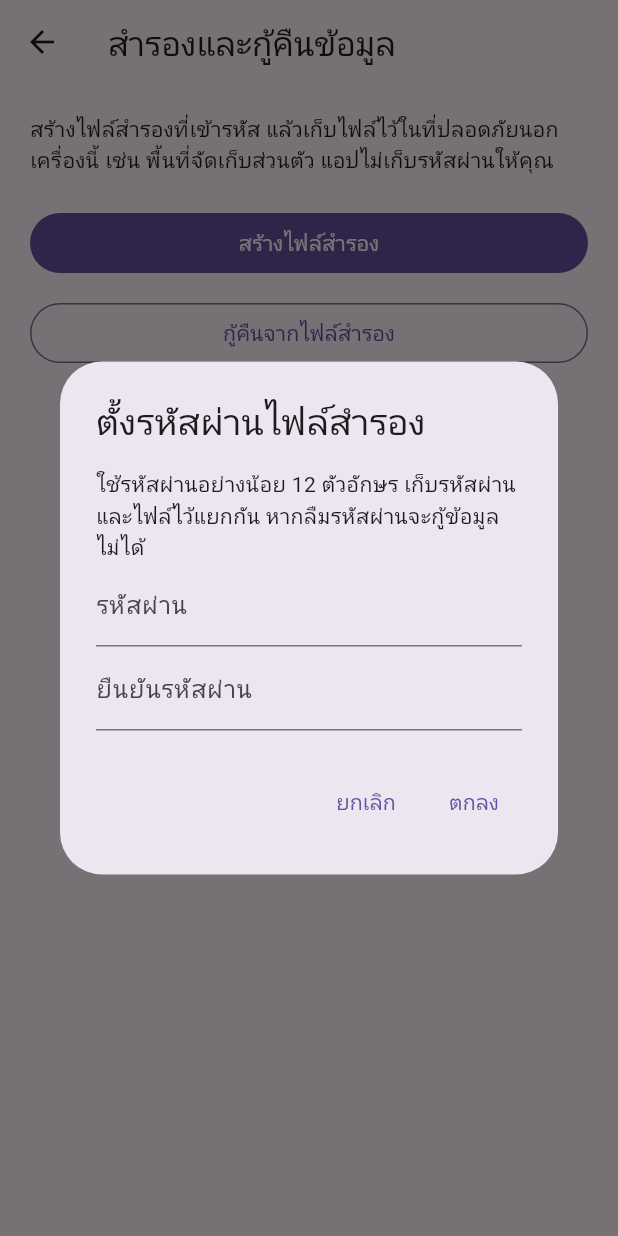
After one commit to peerapol411/ImUnProject, a Flutter app: the BackupPage screen opened directly, after a tap on "สร้างไฟล์สำรอง", on a phone screen of 412 x 824 dp. The commit adds this screen. Run offline on Flutter 3.47's test engine with Material 3 defaults, Android fonts, the light colour scheme and no system bars; our stand-ins replace another_flushbar, file_picker, flutter_secure_storage, font_awesome_flutter, get, pie_chart and 2 more; missing offline and left inert: cryptography; accounts and stored records are empty.

Commit message:
Update mobile builds and protect local data

```diff
--- a/im_un/lib/routes/MenuDailyBreakfast.dart
+++ b/im_un/lib/routes/MenuDailyBreakfast.dart
@@ -2239,7 +2239,6 @@ class _menuDailyBreakfastState extends State<menuDailyBreakfast> {
                   ];
                   var db = ImUnDB(dbName: "ImUnTransaction.db");
                   await db.InsertDataBreakfast(statement);
-                  print(db);
 
                   showDialog<String>(
                     context: context,
--- a/im_un/lib/routes/MenuDailyDinner.dart
+++ b/im_un/lib/routes/MenuDailyDinner.dart
@@ -2276,7 +2276,6 @@ class _menuDailyDinnerState extends State<menuDailyDinner> {
                   ];
                   var db = ImUnDB(dbName: "ImUnTransaction.db");
                   await db.InsertDataDinner(statement);
-                  print(db);
 
                   showDialog<String>(
                     context: context,
--- a/im_un/lib/routes/MenuDailyLunch.dart
+++ b/im_un/lib/routes/MenuDailyLunch.dart
@@ -2293,7 +2293,6 @@ class _menuDailyLunchState extends State<menuDailyLunch> {
                   ];
                   var db = ImUnDB(dbName: "ImUnTransaction.db");
                   await db.InsertDataLunch(statement);
-                  print(db);
 
                   showDialog<String>(
                     context: context,
--- a/im_un/lib/routes/MenuDailyMain.dart
+++ b/im_un/lib/routes/MenuDailyMain.dart
@@ -328,7 +328,6 @@ class _menuDailyMainState extends State<menuDailyMain> {
                                 ];
                                 var db = ImUnDB(dbName: "ImUnTransaction.db");
                                 await db.InsertData(statement);
-                                print(db);
 
                                 showDialog<String>(
                                   context: context,
--- a/im_un/lib/routes/ProteinCal.dart
+++ b/im_un/lib/routes/ProteinCal.dart
@@ -1,5 +1,4 @@
 import 'package:flutter/material.dart';
-import 'package:dropdown_formfield/dropdown_formfield.dart';
 import 'package:flutter/services.dart';
 import 'package:get/get.dart';
 import 'package:intl/intl.dart';
@@ -211,7 +210,6 @@ class _proteinCalScreenState extends State<proteinCalScreen> {
                       FocusScope.of(context).unfocus();
                       if (_formKey.currentState!.validate()) {
                         if (_bloodHemo == "ได้รับการฟอกเลือด") {
-                          print(_result);
                           setState(() {
                             _result = (double.parse(_weight!) * 1.2)
                                 .toStringAsFixed(2);
@@ -222,7 +220,6 @@ class _proteinCalScreenState extends State<proteinCalScreen> {
                           });
                         }
                         if (_bloodHemo == "ไม่ได้รับการฟอกเลือด") {
-                          print(_result);
                           setState(() {
                             _result = ((double.parse(_weight!) * 0.8))
                                 .toStringAsFixed(2);
@@ -231,7 +228,6 @@ class _proteinCalScreenState extends State<proteinCalScreen> {
                             _controller.proteinPerdate.text =
                                 _result2.toString();
                           });
-                          print(_result2);
                         }
                       }
 
@@ -243,7 +239,6 @@ class _proteinCalScreenState extends State<proteinCalScreen> {
 
                         var db = ImUnDB(dbName: "ImUnTransaction.db");
                         await db.InsertDataProtein(statement);
-                        print(db);
                     },
                   ),
                 ),
--- /dev/null
+++ b/im_un/lib/routes/backup.dart
@@ -0,0 +1,199 @@
+import 'dart:io';
+
+import 'package:file_picker/file_picker.dart';
+import 'package:flutter/material.dart';
+import 'package:project_mom/database/im_un_database.dart';
+import 'package:project_mom/database/portable_backup.dart';
+
+class BackupPage extends StatefulWidget {
+  const BackupPage({super.key});
+  @override
+  State<BackupPage> createState() => _BackupPageState();
+}
+
+class _BackupPageState extends State<BackupPage> {
+  bool busy = false;
+  final backup = PortableBackup();
+
+  Future<String?> password({required bool creating}) async {
+    final first = TextEditingController();
+    final second = TextEditingController();
+    String? error;
+    final result = await showDialog<String>(
+      context: context,
+      builder: (context) => StatefulBuilder(
+        builder: (context, update) => AlertDialog(
+          title: Text(creating ? 'ตั้งรหัสผ่านไฟล์สำรอง' : 'รหัสผ่านไฟล์สำรอง'),
+          content: SingleChildScrollView(
+            child: Column(
+              mainAxisSize: MainAxisSize.min,
+              children: [
+                Text(
+                  creating
+                      ? 'ใช้รหัสผ่านอย่างน้อย 12 ตัวอักษร เก็บรหัสผ่านและไฟล์ไว้แยกกัน หากลืมรหัสผ่านจะกู้ข้อมูลไม่ได้'
+                      : 'กรอกรหัสผ่านที่ใช้สร้างไฟล์สำรอง',
+                ),
+                TextField(
+                  controller: first,
+                  obscureText: true,
+                  enableSuggestions: false,
+                  autocorrect: false,
+                  decoration: const InputDecoration(labelText: 'รหัสผ่าน'),
+                ),
+                if (creating)
+                  TextField(
+                    controller: second,
+                    obscureText: true,
+                    enableSuggestions: false,
+                    autocorrect: false,
+                    decoration: const InputDecoration(
+                      labelText: 'ยืนยันรหัสผ่าน',
+                    ),
+                  ),
+                if (error != null)
+                  Text(error!, style: const TextStyle(color: Colors.red)),
+              ],
+            ),
+          ),
+          actions: [
+            TextButton(
+              onPressed: () => Navigator.pop(context),
+              child: const Text('ยกเลิก'),
+            ),
+            TextButton(
+              onPressed: () {
+                if (first.text.isEmpty ||
+                    (creating &&
+                        (first.text.length < 12 ||
+                            first.text != second.text))) {
+                  update(
+                    () =>
+                        error = 'รหัสผ่านต้องมีอย่างน้อย 12 ตัวอักษรและตรงกัน',
+                  );
+                  return;
+                }
+                Navigator.pop(context, first.text);
+              },
+              child: const Text('ตกลง'),
+            ),
+          ],
+        ),
+      ),
+    );
+    // Controllers are disposed after the dialog's exit animation.
+    Future<void>.delayed(const Duration(seconds: 1), () {
+      first.dispose();
+      second.dispose();
+    });
+    return result;
+  }
+
+  Future<void> makeBackup() async {
+    final pass = await password(creating: true);
+    if (pass == null || !mounted) return;
+    setState(() => busy = true);
+    try {
+      final db = await ImUnDB(dbName: 'ImUnTransaction.db').openDatabase();
+      final bytes = await backup.create(db, pass);
+      final saved = await FilePicker.saveFile(
+        fileName: 'imun-backup.imun',
+        bytes: bytes,
+        dialogTitle: 'บันทึกไฟล์สำรอง',
+      );
+      if (mounted && saved != null)
+        _message('บันทึกไฟล์สำรองแล้ว โปรดเก็บรหัสผ่านแยกจากไฟล์');
+    } catch (_) {
+      if (mounted) _message('ไม่สามารถสร้างไฟล์สำรองได้ โปรดลองอีกครั้ง');
+    } finally {
+      if (mounted) setState(() => busy = false);
+    }
+  }
+
+  Future<void> restoreBackup() async {
+    try {
+      final files = await FilePicker.pickFiles(
+        dialogTitle: 'เลือกไฟล์สำรองอิ่มอุ่น',
+      );
+      if (files.isEmpty || !mounted) return;
+      final filePath = files.first.path;
+      if (filePath == null) throw const FormatException('File unavailable');
+      final file = File(filePath);
+      if (await file.length() > PortableBackup.maxBytes)
+        throw const FormatException('File too large');
+      final bytes = await file.readAsBytes();
+      if (!mounted) return;
+      final pass = await password(creating: false);
+      if (pass == null || !mounted) return;
+      setState(() => busy = true);
+      final data = await backup.decrypt(bytes, pass);
+      if (!mounted) return;
+      setState(() => busy = false);
+      final confirmed = await showDialog<bool>(
+        context: context,
+        builder: (context) => AlertDialog(
+          title: const Text('แทนที่ข้อมูลในเครื่อง?'),
+          content: const Text(
+            'การกู้คืนจะแทนที่ประวัติทั้งหมดในเครื่องนี้ด้วยข้อมูลจากไฟล์ หากต้องการเก็บข้อมูลปัจจุบัน โปรดสำรองข้อมูลก่อน',
+          ),
+          actions: [
+            TextButton(
+              onPressed: () => Navigator.pop(context, false),
+              child: const Text('ยกเลิก'),
+            ),
+            TextButton(
+              onPressed: () => Navigator.pop(context, true),
+              child: const Text('กู้คืนและแทนที่'),
+            ),
+          ],
+        ),
+      );
+      if (confirmed != true || !mounted) return;
+      setState(() => busy = true);
+      final db = await ImUnDB(dbName: 'ImUnTransaction.db').openDatabase();
+      await backup.restore(db, data);
+      if (mounted) _message('กู้คืนข้อมูลสำเร็จ');
+    } catch (_) {
+      if (mounted)
+        _message(
+          'กู้คืนไม่สำเร็จ รหัสผ่านอาจไม่ถูกต้องหรือไฟล์เสีย ข้อมูลปัจจุบันยังอยู่',
+        );
+    } finally {
+      if (mounted) setState(() => busy = false);
+    }
+  }
+
+  void _message(String message) => ScaffoldMessenger.of(
+    context,
+  ).showSnackBar(SnackBar(content: Text(message)));
+
+  @override
+  Widget build(BuildContext context) => Scaffold(
+    appBar: AppBar(title: const Text('สำรองและกู้คืนข้อมูล')),
+    body: Padding(
+      padding: const EdgeInsets.all(20),
+      child: Column(
+        crossAxisAlignment: CrossAxisAlignment.stretch,
+        children: [
+          const Text(
+            'สร้างไฟล์สำรองที่เข้ารหัส แล้วเก็บไฟล์ไว้ในที่ปลอดภัยนอกเครื่องนี้ เช่น พื้นที่จัดเก็บส่วนตัว แอปไม่เก็บรหัสผ่านให้คุณ',
+          ),
+          const SizedBox(height: 20),
+          FilledButton(
+            onPressed: busy ? null : makeBackup,
+            child: const Text('สร้างไฟล์สำรอง'),
+          ),
+          const SizedBox(height: 12),
+          OutlinedButton(
+            onPressed: busy ? null : restoreBackup,
+            child: const Text('กู้คืนจากไฟล์สำรอง'),
+          ),
+          if (busy)
+            const Padding(
+              padding: EdgeInsets.all(20),
+              child: Center(child: CircularProgressIndicator()),
+            ),
+        ],
+      ),
+    ),
+  );
+}
```
Also changed, not shown: im_un/lib/controller/im_un_controller.dart (+0 -16 lines), im_un/lib/database/im_un_database.dart (+9 -23 lines), im_un/lib/database/portable_backup.dart (added, +128 -0 lines), im_un/lib/database/secure_database.dart (added, +164 -0 lines), im_un/lib/main.dart (+76 -9 lines), im_un/lib/routes/IBW.dart (+0 -10 lines), im_un/pubspec.yaml (+14 -11 lines), im_un/pubspec.lock, output/ios-simulator.png (added), 36 other files.
